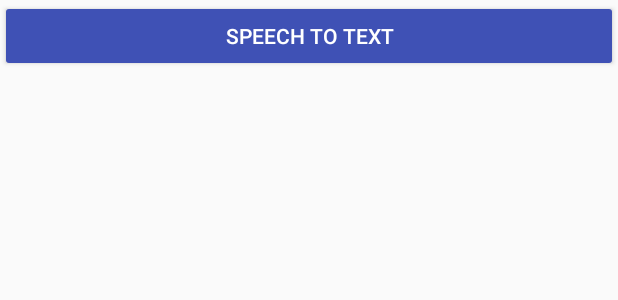
After one commit to Omega-R/OmegaIntentBuilder, an Android app: the layout activity_speech_to_text.xml on its own in the app's theme, with its tools: preview values and no code run, on a phone screen of 412 x 824 dp. The commit adds this screen. Shown: the top 300 px of the screen. Run offline under Robolectric (Android 15) with nearby library versions, the phone set to English and light mode, and no system bars.

Commit message:
example was added

```diff
--- a/core/src/main/java/com/omega_r/libs/omegaintentbuilder/OmegaIntentBuilder.kt
+++ b/core/src/main/java/com/omega_r/libs/omegaintentbuilder/OmegaIntentBuilder.kt
@@ -145,6 +145,9 @@ open class OmegaIntentBuilder(private val context: Context) {
     return PickBuilder(context)
   }
 
+  /**
+   * @return SpeechToTextBuilder
+   */
   fun speechToText(): SpeechToTextBuilder {
     return SpeechToTextBuilder(context)
   }
--- a/examples/build.gradle
+++ b/examples/build.gradle
@@ -34,6 +34,7 @@ dependencies {
     api project(':core')
 
     api project(':annotations')
+    implementation 'com.android.support.constraint:constraint-layout:1.0.2'
     annotationProcessor project(':processor')
 
     testImplementation 'junit:junit:4.12'
--- a/examples/src/main/AndroidManifest.xml
+++ b/examples/src/main/AndroidManifest.xml
@@ -19,7 +19,8 @@
         <activity android:name=".ShareFilesActivity" />
         <activity android:name=".PhotoCaptureActivity" />
         <activity android:name=".CropImageActivity" />
-        <activity android:name=".PickImageActivity"></activity>
+        <activity android:name=".PickImageActivity" />
+        <activity android:name=".SpeechToTextActivity" />
     </application>
 
 </manifest>
--- /dev/null
+++ b/examples/src/main/res/layout/activity_speech_to_text.xml
@@ -0,0 +1,20 @@
+<?xml version="1.0" encoding="utf-8"?>
+<LinearLayout
+    xmlns:android="http://schemas.android.com/apk/res/android"
+    android:layout_width="match_parent"
+    android:layout_height="match_parent"
+    android:orientation="vertical">
+
+    <Button
+        android:id="@+id/button_speech_to_text"
+        android:layout_width="match_parent"
+        android:layout_height="wrap_content"
+        android:theme="@style/ButtonStyle"
+        android:text="@string/speech_to_text"/>
+
+    <TextView
+        android:id="@+id/textview"
+        android:layout_width="match_parent"
+        android:layout_height="match_parent" />
+
+</LinearLayout>
--- a/examples/src/main/res/values/strings.xml
+++ b/examples/src/main/res/values/strings.xml
@@ -16,4 +16,5 @@
     <string name="crop">crop</string>
     <string name="crop_from_internet">Crop from internet</string>
     <string name="pick_image">Pick image</string>
+    <string name="speech_to_text">Speech to text</string>
 </resources>
```
Also changed, not shown: core/src/main/java/com/omega_r/libs/omegaintentbuilder/builders/SpeechToTextBuilder.kt (+153 -4 lines), core/src/main/java/com/omega_r/libs/omegaintentbuilder/types/LanguageModelTypes.kt (added, +10 -0 lines), examples/src/main/java/com/omega_r/omegaintentbuilder/MainActivity.java (+11 -0 lines), examples/src/main/java/com/omega_r/omegaintentbuilder/SpeechToTextActivity.java (added, +50 -0 lines), examples/src/main/res/layout/activity_main.xml (+7 -0 lines), 1 other file.
